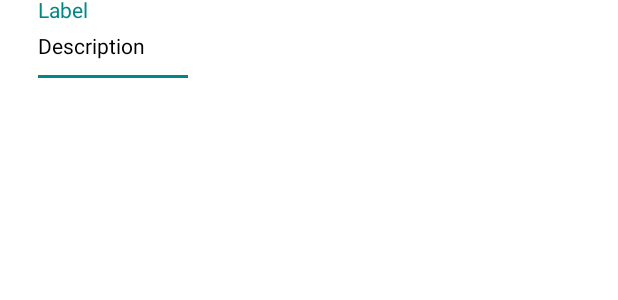
After one commit to galczo5/min-launcher, an Android app: the layout notification_list_item.xml on its own in the app's theme, with its tools: preview values and no code run, on a phone screen of 412 x 824 dp. The commit adds this screen. Shown: the top 300 px of the screen. Run offline under Robolectric (Android 15) with nearby library versions, the phone set to English and light mode, and no system bars.

Commit message:
Notifications init

```diff
--- a/app/src/main/java/com/minlauncher/min/MainActivity.kt
+++ b/app/src/main/java/com/minlauncher/min/MainActivity.kt
@@ -56,10 +56,6 @@ class MainActivity : AppCompatActivity() {
         val viewPager = findViewById<ViewPager2>(R.id.viewPager)
         viewPager.adapter = MainActivityScreensAdapter(supportFragmentManager, lifecycle)
 
-//        https://gist.github.com/paulo-raca/471680c0fe4d8f91b8cde486039b0dcd
-//        startActivity(Intent(ACTION_NOTIFICATION_LISTENER_SETTINGS));
-//        startService(Intent(baseContext, NotificationListener::class.java))
-
         startService(Intent(baseContext, AppsService::class.java))
     }
 
@@ -67,6 +63,7 @@ class MainActivity : AppCompatActivity() {
         super.onDestroy()
         unregisterReceiver(darkModeOnBroadcastReceiver)
         unregisterReceiver(darkModeOffBroadcastReceiver)
+        stopService(Intent(baseContext, AppsService::class.java))
     }
 
     private fun saveDarkMode(mode: Int) {
--- /dev/null
+++ b/app/src/main/java/com/minlauncher/min/models/AppNotification.kt
@@ -0,0 +1,4 @@
+package com.minlauncher.min.models
+
+class AppNotification(val packageName: String, val title: String, val desc: String) {
+}
--- /dev/null
+++ b/app/src/main/java/com/minlauncher/min/models/AppNotificationListItem.kt
@@ -0,0 +1,6 @@
+package com.minlauncher.min.models
+
+import android.graphics.drawable.Drawable
+
+class AppNotificationListItem(val icon: Drawable, val title: String, val desc: String) {
+}
--- /dev/null
+++ b/app/src/main/res/layout/notification_list_item.xml
@@ -0,0 +1,49 @@
+<?xml version="1.0" encoding="utf-8"?>
+<androidx.constraintlayout.widget.ConstraintLayout
+    xmlns:android="http://schemas.android.com/apk/res/android"
+    xmlns:app="http://schemas.android.com/apk/res-auto"
+    xmlns:tools="http://schemas.android.com/tools"
+    android:layout_width="match_parent"
+    android:layout_height="wrap_content"
+    android:paddingBottom="40dp">
+
+    <ImageView
+        android:id="@+id/notificationIcon"
+        android:layout_width="15dp"
+        android:layout_height="15dp"
+        app:layout_constraintStart_toStartOf="parent"
+        app:layout_constraintTop_toTopOf="parent" />
+
+    <TextView
+        android:id="@+id/notificationLabel"
+        android:layout_width="0dp"
+        android:layout_height="wrap_content"
+        android:text="Label"
+        android:layout_marginLeft="10dp"
+        android:textAppearance="@style/TextAppearance.AppCompat.Small"
+        android:textColor="@color/teal_700"
+        app:layout_constraintBottom_toBottomOf="@+id/notificationIcon"
+        app:layout_constraintEnd_toEndOf="parent"
+        app:layout_constraintStart_toEndOf="@+id/notificationIcon"
+        app:layout_constraintTop_toTopOf="@+id/notificationIcon"
+        app:layout_constraintVertical_bias="1.0" />
+
+    <TextView
+        android:id="@+id/notificationText"
+        android:layout_width="wrap_content"
+        android:layout_height="wrap_content"
+        android:text="Description"
+        android:layout_marginTop="5dp"
+        android:layout_marginLeft="25dp"
+        android:textAppearance="@style/TextAppearance.AppCompat.Small"
+        app:layout_constraintStart_toStartOf="parent"
+        app:layout_constraintTop_toBottomOf="@+id/notificationIcon" />
+
+    <LinearLayout
+        android:layout_width="100dp"
+        android:layout_height="wrap_content"
+        android:layout_marginTop="10dp"
+        android:background="@drawable/res_line"
+        app:layout_constraintStart_toStartOf="@+id/notificationText"
+        app:layout_constraintTop_toBottomOf="@+id/notificationText" />
+</androidx.constraintlayout.widget.ConstraintLayout>
```
Also changed, not shown: app/src/main/AndroidManifest.xml (+15 -1 lines), app/src/main/java/com/minlauncher/min/adapters/MainActivityScreensAdapter.kt (+6 -5 lines), app/src/main/java/com/minlauncher/min/adapters/NotificationListAdapter.kt (added, +38 -0 lines), app/src/main/java/com/minlauncher/min/fragments/AppList.kt (+13 -18 lines), app/src/main/java/com/minlauncher/min/fragments/Home.kt (+9 -14 lines), app/src/main/java/com/minlauncher/min/fragments/Notifications.kt (added, +55 -0 lines), app/src/main/java/com/minlauncher/min/intents/RefreshNotificationListIntent.kt (added, +16 -0 lines), app/src/main/java/com/minlauncher/min/services/NotificationsService.kt (added, +43 -0 lines), app/src/main/res/layout/fragment_notifications.xml (added, +17 -0 lines).
